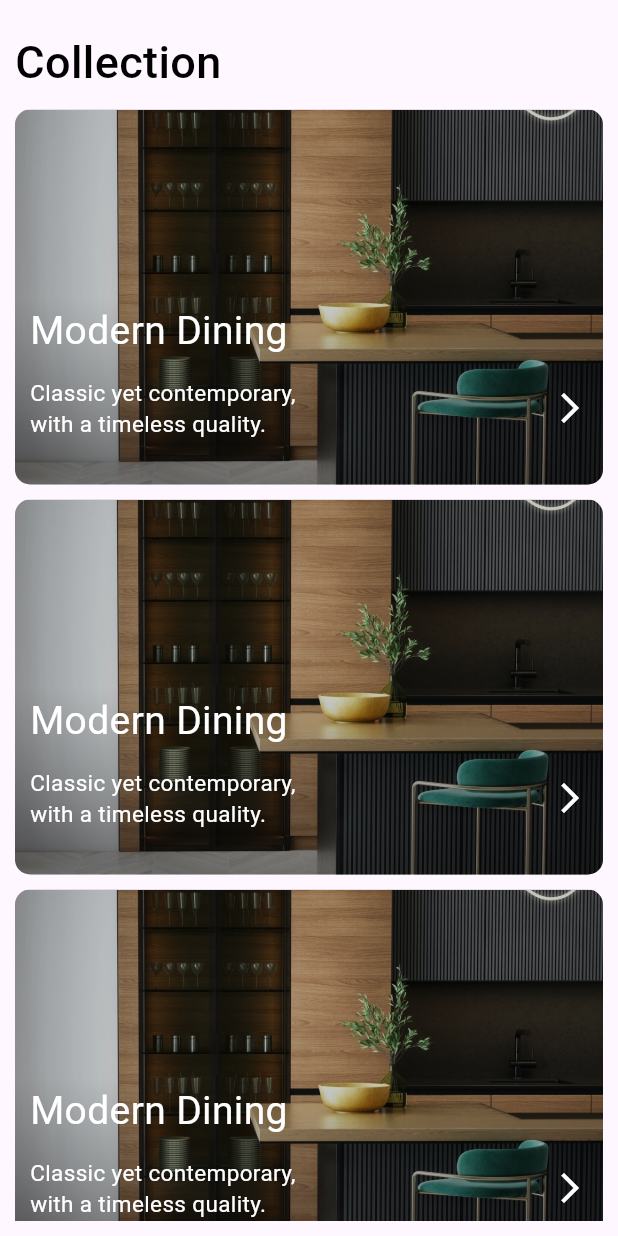
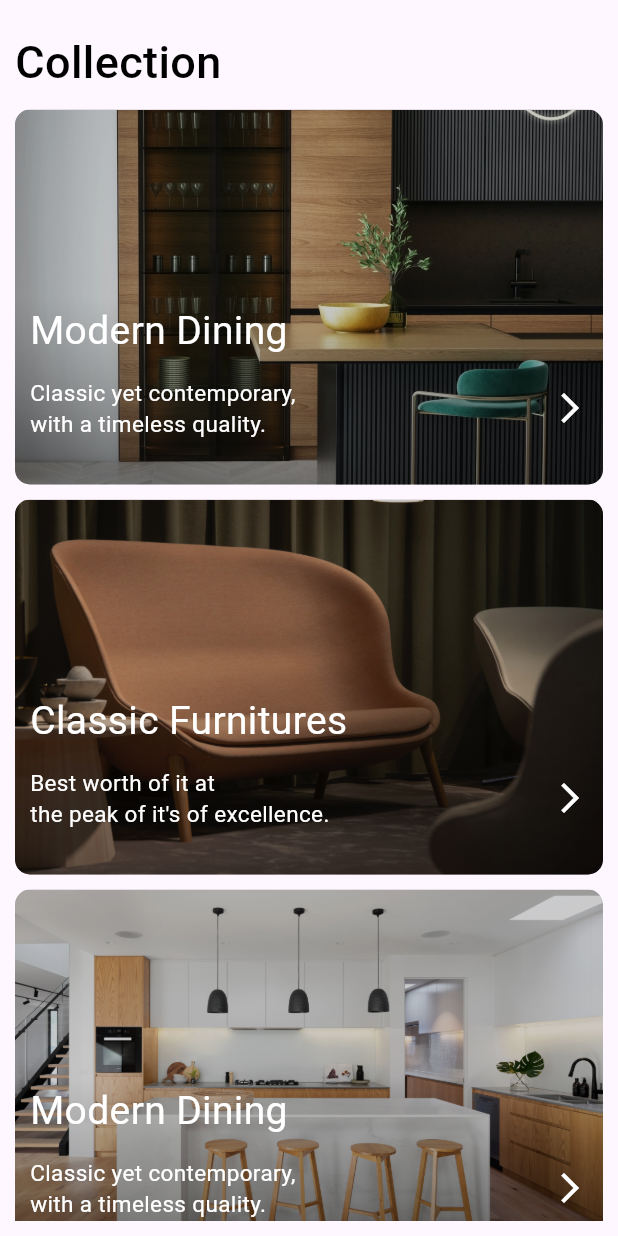
Before and after one commit to Tosin8/ktea, a Flutter app: the Category screen opened directly, on a phone screen of 412 x 824 dp. Run offline on Flutter 3.47's test engine with Material 3 defaults, Android fonts, the phone set to English and light mode, and no system bars; our stand-ins replace animate_do, custom_navigation_bar, firebase_auth, firebase_core, get; missing offline and left inert: antdesign_icons; accounts and stored records are empty.

Commit message:
Update category_body.dart

```diff
--- a/lib/screens/categories/category_body.dart
+++ b/lib/screens/categories/category_body.dart
@@ -38,18 +38,32 @@ class _Category_BodyState extends State<Category_Body> {
             delayTime: 0,
             ),
             SizedBox(height: 10),
-            CollectionsWidget(imagebkg: 'assets/images/collections/1.jpg',
+            CollectionsWidget(imagebkg: 'assets/images/collections/2.jpg',
+           maintitle: 'Classic Furnitures',
+           subtitle: 'Best worth of it at \nthe peak of it\'s of excellence.',
+            mainTime: 500,
+            delayTime: 500,
+            ),
+            SizedBox(height: 10),
+            CollectionsWidget(imagebkg: 'assets/images/collections/3.jpg',
            maintitle: 'Modern Dining',
            subtitle: 'Classic yet contemporary,\nwith a timeless quality.',
             mainTime: 500,
-            delayTime: 0,
+            delayTime: 1000,
             ),
             SizedBox(height: 10),
-            CollectionsWidget(imagebkg: 'assets/images/collections/1.jpg',
-           maintitle: 'Modern Dining',
+            CollectionsWidget(imagebkg: 'assets/images/collections/3.jpg',
+           maintitle: 'Elegant Lights',
            subtitle: 'Classic yet contemporary,\nwith a timeless quality.',
             mainTime: 500,
-            delayTime: 0,
+            delayTime: 1500,
+            ),
+             SizedBox(height: 10),
+            CollectionsWidget(imagebkg: 'assets/images/collections/3.jpg',
+           maintitle: 'Cabinet',
+           subtitle: 'Classic yet contemporary,\nwith a timeless quality.',
+            mainTime: 500,
+            delayTime: 2000,
             ),
         ]));
   }
```
